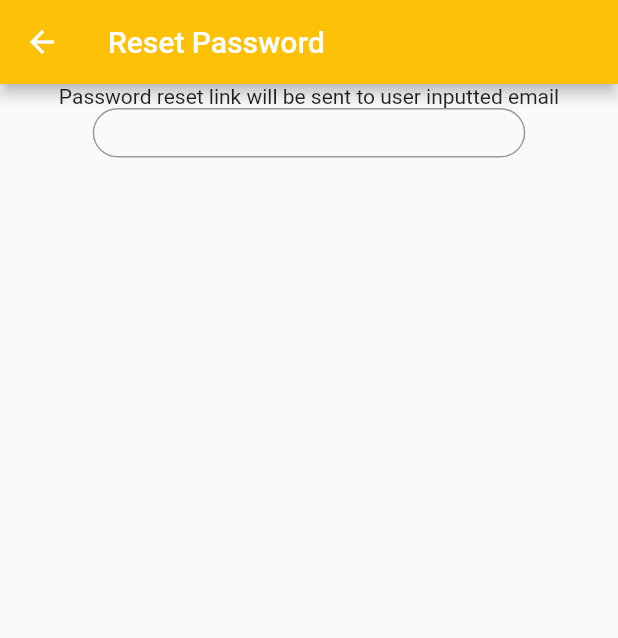
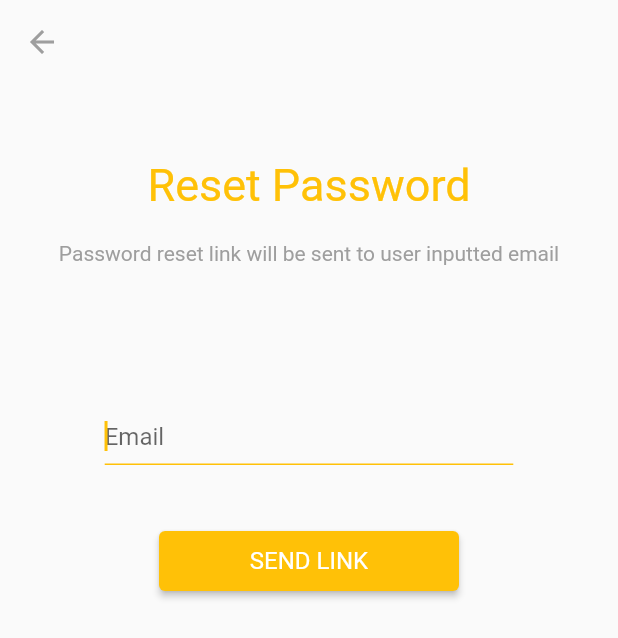
Before and after one commit to DarshanPZignuts/zig_app, a Flutter app: the screen it shows after launch, after a tap on "RESET", on a phone screen of 412 x 824 dp. Shown: the top 638 px of the screen. Run offline on Flutter 3.47's test engine with Material 2 defaults, Android fonts, the phone set to English and light mode, and no system bars; our stand-ins replace firebase_auth, firebase_core; accounts and stored records are empty.

Commit message:
added forgot password module

```diff
--- a/lib/pages/dashboard.dart
+++ b/lib/pages/dashboard.dart
@@ -1,6 +1,7 @@
 import 'package:firebase_auth/firebase_auth.dart';
 import 'package:flutter/material.dart';
 import 'package:zig_project/authentication/auth.dart';
+import 'package:zig_project/pages/change_password.dart';
 import 'package:zig_project/pages/login.dart';
 // ignore: implementation_imports
 
@@ -54,6 +55,10 @@ class _DashboardState extends State<Dashboard> {
             title: Text("Change Password"),
             trailing: Icon(Icons.password),
             style: ListTileStyle.drawer,
+            onTap: () {
+              Navigator.of(context).push(
+                  MaterialPageRoute(builder: (context) => ChangePassword()));
+            },
           ),
           Divider(color: Colors.grey.shade500),
           ListTile(
--- a/lib/pages/login.dart
+++ b/lib/pages/login.dart
@@ -18,6 +18,8 @@ class _LogInState extends State<LogIn> {
   final GlobalKey<FormState> _formkey = GlobalKey<FormState>();
   final TextEditingController _emailcontroller = TextEditingController();
   final TextEditingController _passwordcontroller = TextEditingController();
+  RegExp regemail = RegExp(
+      r"^[a-zA-Z0-9.a-zA-Z0-9.!#$%&'*+-/=?^_`{|}~]+@[a-zA-Z0-9]+\.[a-zA-Z]+");
   bool showPassword = false;
 
   Widget _buildInput({
@@ -26,6 +28,7 @@ class _LogInState extends State<LogIn> {
     required TextEditingController controller,
     required bool obscureText,
     required String? validate(String? s),
+    bool? isLastField,
   }) {
     return Container(
         height: 80,
@@ -33,6 +36,11 @@ class _LogInState extends State<LogIn> {
         child: Padding(
             padding: const EdgeInsets.only(left: 8, right: 8),
             child: TextFormField(
+              textInputAction: isLastField == null
+                  ? TextInputAction.next
+                  : TextInputAction.done,
+              autofocus: true,
+              autovalidateMode: AutovalidateMode.onUserInteraction,
               validator: validate,
               cursorColor: Colors.amber,
               cursorHeight: 20,
@@ -42,10 +50,10 @@ class _LogInState extends State<LogIn> {
               decoration: InputDecoration(
                 border: const UnderlineInputBorder(
                   borderSide: BorderSide(color: Colors.black),
-                    borderRadius: BorderRadius.all(Radius.circular(20))),
+                ),
                 focusedBorder: const UnderlineInputBorder(
                   borderSide: BorderSide(color: Colors.amber),
-                    borderRadius: BorderRadius.all(Radius.circular(20))),
+                ),
                 suffixIcon: isPassword
                     ? IconButton(
                         onPressed: () {
@@ -76,10 +84,22 @@ class _LogInState extends State<LogIn> {
     final height = MediaQuery.of(context).size.height;
     final width = MediaQuery.of(context).size.width;
     return Scaffold(
-      body: Form(
+      body: SingleChildScrollView(
+        child: Form(
           key: _formkey,
-        child: Container(
-          child: Column(mainAxisAlignment: MainAxisAlignment.center, children: [
+          child: Padding(
+            padding: EdgeInsets.only(top: height * 0.15),
+            child: Column(
+              children: [
+                Hero(
+                  tag: "icon",
+                  child: Image.asset(
+                    "lib/assets/itunes.png",
+                    height: 70,
+                    width: 70,
+                  ),
+                ),
+                SizedBox(height: height * 0.1),
                 Text(
                   "Login",
                   style: TextStyle(color: Colors.amber, fontSize: 30),
@@ -91,31 +111,40 @@ class _LogInState extends State<LogIn> {
                   "Welcome back,",
                   style: TextStyle(color: Colors.grey.shade500),
                 ),
-            const SizedBox(
-              height: 150,
+                SizedBox(
+                  height: height * 0.1,
                 ),
+                Container(
+                  child: Column(children: [
                     _buildInput(
                         label: "Email",
                         obscureText: false,
                         isPassword: false,
-                validate: (String? val) {},
+                        validate: (String? val) {
+                          if (val!.isEmpty || val == null) {
+                            return "Email should not be empty.";
+                          } else if (!regemail.hasMatch(val)) {
+                            return "Please enter correct email address";
+                          }
+                        },
                         controller: _emailcontroller),
                     const SizedBox(
                       height: 30,
                     ),
                     _buildInput(
+                        isLastField: true,
                         isPassword: true,
                         label: "Password",
                         obscureText: !showPassword,
                         validate: (String? val) {
                           if (val!.isEmpty || val == null) {
-                    return "* required";
-                  } else if (val.length < 6) {
-                    return "Invalid password";
+                            return "Password should not be empty";
+                          } else if (val.length <= 6) {
+                            return "Minimum 6 letter required";
                           } else if (!RegExp(r"[a-zA-Z]").hasMatch(val)) {
-                    return "Invalid password";
+                            return "Atleast one alphabet character required";
                           } else if (!RegExp(r"[0-9]").hasMatch(val)) {
-                    return "Invalid password";
+                            return "Atleast one number required";
                           }
                         },
                         controller: _passwordcontroller),
@@ -134,18 +163,6 @@ class _LogInState extends State<LogIn> {
                                     context,
                                     MaterialPageRoute(
                                         builder: (context) => ResetPassword()));
-                        // try {
-                        //   await FirebaseAuth.instance
-                        //       .sendPasswordResetEmail(
-                        //           email: "darshanvano009@gmail.com")
-                        //       .whenComplete(() =>
-                        //           ScaffoldMessenger.of(context)
-                        //               .showSnackBar(SnackBar(
-                        //                   content: Text("Success!!"))));
-                        // } catch (e) {
-                        //   ScaffoldMessenger.of(context).showSnackBar(
-                        //       SnackBar(content: Text(e.toString())));
-                        // }
                               },
                               child: const Text(
                                 "RESET",
@@ -158,10 +175,11 @@ class _LogInState extends State<LogIn> {
                       ],
                     ),
                     const SizedBox(
-              height: 5,
+                      height: 35,
                     ),
                     ElevatedButton(
                       onPressed: () async {
+                        _formkey.currentState!.activate();
                         if (_formkey.currentState!.validate()) {
                           setState(() {
                             isloading = true;
@@ -170,12 +188,14 @@ class _LogInState extends State<LogIn> {
                           final user = await _auth.logInwithEmailandpassword(
                               _emailcontroller.text, _passwordcontroller.text);
 
-                  if (user != null) {
-                    Navigator.push(context,
-                        MaterialPageRoute(builder: ((context) => Dashboard())));
+                          if (user == "success") {
+                            Navigator.pushReplacement(
+                                context,
+                                MaterialPageRoute(
+                                    builder: ((context) => Dashboard())));
                           } else {
                             ScaffoldMessenger.of(context).showSnackBar(
-                        SnackBar(content: Text("Invalid Credentials")));
+                                SnackBar(content: Text(user.toString())));
                             setState(() {
                               isloading = false;
                             });
@@ -183,9 +203,10 @@ class _LogInState extends State<LogIn> {
                         }
                       },
                       style: ButtonStyle(
-                backgroundColor: MaterialStateProperty.all(Colors.amber),
-                fixedSize:
-                    MaterialStatePropertyAll(Size(width * 0.6, height * 0.02)),
+                        backgroundColor:
+                            MaterialStateProperty.all(Colors.amber),
+                        fixedSize: MaterialStatePropertyAll(
+                            Size(width * 0.6, height * 0.02)),
                       ),
                       child: isloading
                           ? Container(
@@ -196,8 +217,8 @@ class _LogInState extends State<LogIn> {
                             )
                           : const Text(
                               "LOGIN",
-                      style:
-                          TextStyle(fontSize: 16, fontWeight: FontWeight.w400),
+                              style: TextStyle(
+                                  fontSize: 16, fontWeight: FontWeight.w400),
                             ),
                     ),
                     Row(
@@ -209,8 +230,9 @@ class _LogInState extends State<LogIn> {
                         ),
                         TextButton(
                             onPressed: () {
-                      Navigator.of(context).push(
-                          MaterialPageRoute(builder: ((context) => SignIn())));
+                              Navigator.of(context).pushReplacement(
+                                  MaterialPageRoute(
+                                      builder: ((context) => SignIn())));
                             },
                             child: const Text(
                               "Create Account",
@@ -220,6 +242,10 @@ class _LogInState extends State<LogIn> {
                     )
                   ]),
                 ),
+              ],
+            ),
+          ),
+        ),
       ),
     );
   }
--- a/lib/pages/resetpassword.dart
+++ b/lib/pages/resetpassword.dart
@@ -1,40 +1,120 @@
+import 'package:firebase_auth/firebase_auth.dart';
 import 'package:flutter/material.dart';
 import 'package:flutter/src/widgets/container.dart';
 import 'package:flutter/src/widgets/framework.dart';
+import 'package:zig_project/pages/login.dart';
 
 class ResetPassword extends StatelessWidget {
-  const ResetPassword({super.key});
+  ResetPassword({super.key});
+
+  TextEditingController _emailController = TextEditingController();
+  RegExp regemail = RegExp(
+      r"^[a-zA-Z0-9.a-zA-Z0-9.!#$%&'*+-/=?^_`{|}~]+@[a-zA-Z0-9]+\.[a-zA-Z]+");
 
   @override
   Widget build(BuildContext context) {
     return Scaffold(
       appBar: AppBar(
-        title: Text("Reset Password"),
-        backgroundColor: Theme.of(context).primaryColor,
+        foregroundColor: Colors.grey,
+        backgroundColor: Colors.transparent,
+        elevation: 0,
       ),
       body: Center(
+          child: Padding(
+        padding: const EdgeInsets.only(top: 50),
         child: Container(
           child: Column(children: [
-          Text("Password reset link will be sent to user inputted email"),
+            Text(
+              "Reset Password",
+              style: TextStyle(color: Colors.amber, fontSize: 30),
+            ),
+            SizedBox(
+              height: 20,
+            ),
+            Text(
+              "Password reset link will be sent to user inputted email",
+              style: TextStyle(color: Colors.grey.shade500),
+            ),
+            SizedBox(
+              height: 100,
+            ),
             Container(
                 height: MediaQuery.of(context).size.height * 0.04,
                 width: MediaQuery.of(context).size.width * 0.7,
-            child: TextField(
-              cursorHeight: 23,
-              cursorColor: Theme.of(context).primaryColor,
-              decoration: InputDecoration(
-                  focusedBorder: OutlineInputBorder(
-                      borderSide:
-                          BorderSide(color: Theme.of(context).primaryColor),
-                      borderRadius: BorderRadius.circular(20)),
-                  border: OutlineInputBorder(
-                      borderSide:
-                          BorderSide(color: Theme.of(context).primaryColor),
-                      borderRadius: BorderRadius.circular(20))),
+                child: _buildInput(
+                  label: "Email",
+                  controller: _emailController,
+                  validate: (String? val) {
+                    if (val!.isEmpty || val == null) {
+                      return "Email should not be empty.";
+                    } else if (!regemail.hasMatch(val)) {
+                      return "Please enter Valid email address";
+                    }
+                  },
+                )),
+            SizedBox(
+              height: 40,
             ),
-          )
+            ElevatedButton(
+              onPressed: () async {
+                try {
+                  await FirebaseAuth.instance.sendPasswordResetEmail(
+                      email: _emailController.text.trim());
+
+                  ScaffoldMessenger.of(context).showSnackBar(SnackBar(
+                      content:
+                          Text("Reset link successfully sent to your email.")));
+                  Navigator.of(context).pushReplacement(
+                      MaterialPageRoute(builder: (context) => LogIn()));
+                } on FirebaseAuthException catch (e) {
+                  if (e.code == "user-not-found") {
+                    ScaffoldMessenger.of(context).showSnackBar(
+                        SnackBar(content: Text("Email id is not registerd")));
+                  }
+                }
+              },
+              style: ButtonStyle(
+                backgroundColor: MaterialStateProperty.all(Colors.amber),
+                fixedSize: const MaterialStatePropertyAll(Size(200, 40)),
+              ),
+              child: const Text(
+                "SEND LINK",
+                style: TextStyle(fontSize: 16, fontWeight: FontWeight.w400),
+              ),
+            ),
           ]),
+        ),
       )),
     );
   }
+
+  Widget _buildInput({
+    required String label,
+    required TextEditingController controller,
+    required String? validate(String? s),
+  }) {
+    return Container(
+        height: 80,
+        width: 300,
+        child: Padding(
+            padding: const EdgeInsets.only(left: 8, right: 8),
+            child: TextFormField(
+              textInputAction: TextInputAction.done,
+              autofocus: true,
+              autovalidateMode: AutovalidateMode.onUserInteraction,
+              validator: validate,
+              cursorColor: Colors.amber,
+              cursorHeight: 20,
+              style: TextStyle(color: Colors.amber),
+              controller: controller,
+              //DECORATION...
+              decoration: InputDecoration(
+                hintText: "Email",
+                floatingLabelBehavior: FloatingLabelBehavior.never,
+                focusedBorder: const UnderlineInputBorder(
+                  borderSide: BorderSide(color: Colors.amber),
+                ),
+              ),
+            )));
   }
+}
--- a/lib/pages/splash_screen.dart
+++ b/lib/pages/splash_screen.dart
@@ -33,12 +33,15 @@ class _SplashScreenState extends State<SplashScreen> {
   Widget build(BuildContext context) {
     return Scaffold(
       body: Container(
-        child: const Center(
-            child: Icon(
-          Icons.android_sharp,
-          size: 150,
+        child: Center(
+            child: Hero(
+          tag: "icon",
+          child: Image.asset(
+            "lib/assets/itunes.png",
+            height: 200,
+            width: 200,
+          ),
         )),
-        color: Colors.amber,
       ),
     );
   }
--- a/pubspec.yaml
+++ b/pubspec.yaml
@@ -59,9 +59,8 @@ flutter:
   uses-material-design: true
 
   # To add assets to your application, add an assets section, like this:
-  # assets:
-  #   - images/a_dot_burr.jpeg
-  #   - images/a_dot_ham.jpeg
+  assets:
+    - lib/assets/
 
   # An image asset can refer to one or more resolution-specific "variants", see
   # https://flutter.dev/assets-and-images/#resolution-aware
```
Also changed, not shown: lib/authentication/auth.dart (+22 -12 lines), lib/pages/change_password.dart (added, +169 -0 lines), lib/pages/signin.dart (+90 -97 lines), lib/assets/itunes.png (added). Lines whose indentation alone changed are shown as unchanged.
